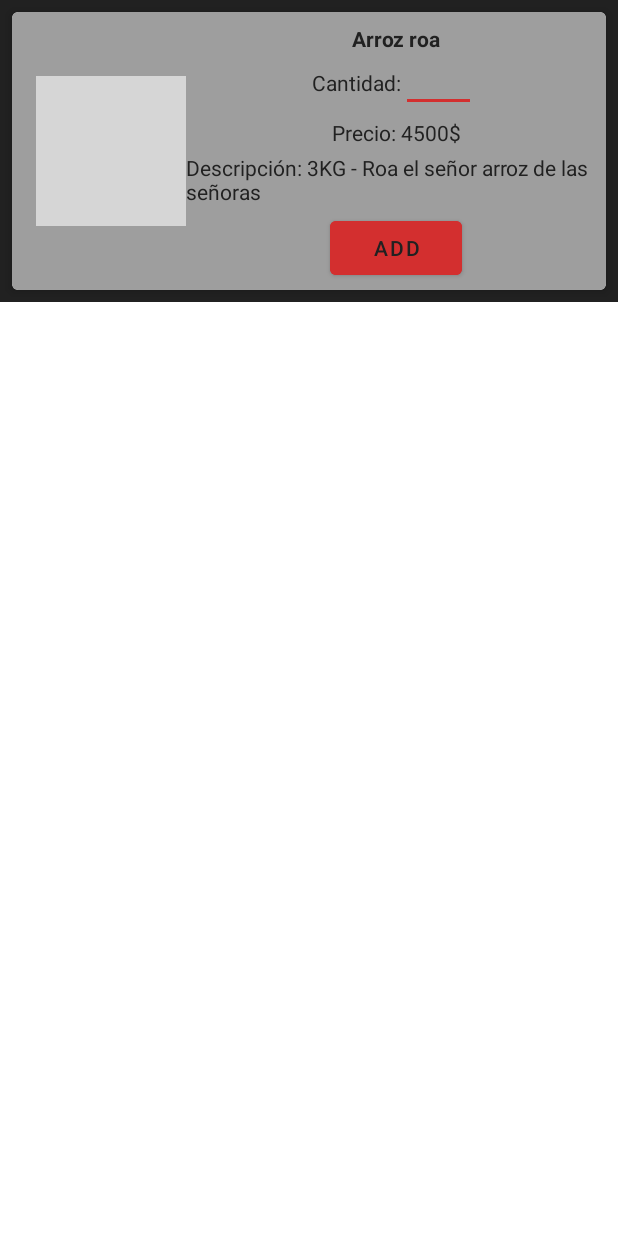
After one commit to jeferson-gallo/AppFinalProject, an Android app: the layout card_view_products_item.xml on its own in the app's theme, with its tools: preview values and no code run, on a phone screen of 412 x 824 dp. The commit adds this screen. Run offline under Robolectric (Android 15) with nearby library versions, the phone set to English and light mode, and no system bars; grey boxes are pictures that could not be loaded.

Commit message:
purchase list was implemented

```diff
--- a/app/build.gradle
+++ b/app/build.gradle
@@ -52,6 +52,9 @@ dependencies {
     implementation 'androidx.navigation:navigation-ui-ktx:2.3.5'
     implementation 'com.google.firebase:firebase-auth-ktx:21.0.1'
     implementation 'com.google.firebase:firebase-firestore-ktx:23.0.3'
+
+    implementation 'com.squareup.picasso:picasso:2.8'
+
     testImplementation 'junit:junit:4.+'
     androidTestImplementation 'androidx.test.ext:junit:1.1.2'
     androidTestImplementation 'androidx.test.espresso:espresso-core:3.3.0'
--- /dev/null
+++ b/app/src/main/res/layout/card_view_products_item.xml
@@ -0,0 +1,123 @@
+<?xml version="1.0" encoding="utf-8"?>
+<androidx.constraintlayout.widget.ConstraintLayout xmlns:android="http://schemas.android.com/apk/res/android"
+    xmlns:app="http://schemas.android.com/apk/res-auto"
+    xmlns:tools="http://schemas.android.com/tools"
+    android:layout_width="match_parent"
+    android:layout_height="wrap_content"
+    android:background="@color/background">
+
+    <androidx.cardview.widget.CardView
+        android:id="@+id/cardView"
+        android:layout_width="0dp"
+        android:layout_height="wrap_content"
+        android:layout_marginStart="8dp"
+        android:layout_marginTop="8dp"
+        android:layout_marginEnd="8dp"
+        android:layout_marginBottom="8dp"
+        app:cardCornerRadius="4dp"
+        app:cardElevation="4dp"
+        app:layout_constraintBottom_toBottomOf="parent"
+        app:layout_constraintEnd_toEndOf="parent"
+        app:layout_constraintStart_toStartOf="parent"
+        app:layout_constraintTop_toTopOf="parent">
+
+        <androidx.constraintlayout.widget.ConstraintLayout
+            android:layout_width="match_parent"
+            android:layout_height="match_parent"
+            android:background="@color/background_layouts"
+            app:layout_constraintEnd_toEndOf="parent"
+            app:layout_constraintStart_toStartOf="parent">
+
+            <ImageView
+                android:id="@+id/product_img_vw"
+                android:layout_width="100dp"
+                android:layout_height="100dp"
+                android:layout_marginStart="16dp"
+                android:layout_marginTop="8dp"
+                android:layout_marginBottom="8dp"
+                app:layout_constraintBottom_toBottomOf="parent"
+                app:layout_constraintStart_toStartOf="parent"
+                app:layout_constraintTop_toTopOf="parent"
+                tools:srcCompat="@tools:sample/avatars" />
+
+            <TextView
+                android:id="@+id/purchase_product_name_tx_vw"
+                android:layout_width="wrap_content"
+                android:layout_height="wrap_content"
+                android:layout_marginTop="8dp"
+                android:text="@string/rice_example"
+                android:textAlignment="center"
+                android:textColor="@color/color_primary"
+                android:textStyle="bold"
+                app:layout_constraintEnd_toEndOf="parent"
+                app:layout_constraintStart_toEndOf="@+id/product_img_vw"
+                app:layout_constraintTop_toTopOf="parent" />
+
+            <TextView
+                android:id="@+id/purchase_amount_tx_vw"
+                android:layout_width="wrap_content"
+                android:layout_height="wrap_content"
+                android:layout_marginTop="10dp"
+                android:text="@string/amount_example"
+                android:textColor="@color/color_primary"
+                app:layout_constraintEnd_toEndOf="parent"
+                app:layout_constraintHorizontal_bias="0.38"
+                app:layout_constraintStart_toEndOf="@+id/product_img_vw"
+                app:layout_constraintTop_toBottomOf="@+id/purchase_product_name_tx_vw" />
+
+            <EditText
+                android:id="@+id/purchase_amount_ed_tx"
+                android:layout_width="50dp"
+                android:layout_height="35dp"
+                android:layout_marginTop="4dp"
+                android:ems="0"
+                android:inputType="number"
+                android:textColor="@color/buttons_color"
+                android:textSize="14sp"
+                app:layout_constraintEnd_toEndOf="parent"
+                app:layout_constraintHorizontal_bias="0.0"
+                app:layout_constraintStart_toEndOf="@+id/purchase_amount_tx_vw"
+                app:layout_constraintTop_toBottomOf="@+id/purchase_product_name_tx_vw"
+                tools:ignore="TouchTargetSizeCheck,SpeakableTextPresentCheck" />
+
+            <TextView
+                android:id="@+id/purchase_cost_tx_vw"
+                android:layout_width="wrap_content"
+                android:layout_height="wrap_content"
+                android:layout_marginTop="4dp"
+                android:text="@string/cost_example"
+                android:textColor="@color/color_primary"
+                app:layout_constraintEnd_toEndOf="parent"
+                app:layout_constraintStart_toEndOf="@+id/product_img_vw"
+                app:layout_constraintTop_toBottomOf="@+id/purchase_amount_ed_tx" />
+
+            <TextView
+                android:id="@+id/purchase_description_tx_vw"
+                android:layout_width="0dp"
+                android:layout_height="wrap_content"
+                android:layout_marginTop="4dp"
+                android:text="@string/description_example"
+                android:textColor="@color/color_primary"
+                app:layout_constraintEnd_toEndOf="parent"
+                app:layout_constraintStart_toEndOf="@+id/product_img_vw"
+                app:layout_constraintTop_toBottomOf="@+id/purchase_cost_tx_vw" />
+
+            <Button
+                android:id="@+id/purchase_add_cart_btt"
+                android:layout_width="wrap_content"
+                android:layout_height="wrap_content"
+                android:layout_marginTop="4dp"
+                android:layout_marginBottom="4dp"
+                android:backgroundTint="@color/buttons_color"
+                android:text="@string/button_add_cart"
+                android:textColor="@color/color_primary"
+                android:textSize="14sp"
+                app:layout_constraintBottom_toBottomOf="parent"
+                app:layout_constraintEnd_toEndOf="parent"
+                app:layout_constraintStart_toEndOf="@+id/product_img_vw"
+                app:layout_constraintTop_toBottomOf="@+id/purchase_description_tx_vw" />
+
+        </androidx.constraintlayout.widget.ConstraintLayout>
+    </androidx.cardview.widget.CardView>
+
+</androidx.constraintlayout.widget.ConstraintLayout>
--- a/app/src/main/res/values/strings.xml
+++ b/app/src/main/res/values/strings.xml
@@ -47,4 +47,10 @@
     <string name="telephone">Número de teléfono</string>
     <string name="input_phone">Ingrese su número de celular:</string>
     <string name="phone">Número de celular</string>
+    <string name="rice_example">Arroz roa</string>
+    <string name="button_add_cart">add</string>
+    <string name="amount_example">Cantidad:</string>
+    <string name="cost_example">Precio: 4500$</string>
+    <string name="description_example">Descripción: 3KG - Roa el señor arroz de las señoras</string>
+    <string name="title_list_purchase">Lista de productos</string>
 </resources>
--- a/app/src/main/res/values/themes.xml
+++ b/app/src/main/res/values/themes.xml
@@ -6,7 +6,7 @@
         <item name="colorPrimaryVariant">@color/up_bar</item>
         <item name="colorOnPrimary">@color/white</item>
         <!-- Secondary brand color. -->
-        <item name="colorSecondary">@color/teal_200</item>
+        <item name="colorSecondary">@color/buttons_color</item>
         <item name="colorSecondaryVariant">@color/teal_700</item>
         <item name="colorOnSecondary">@color/black</item>
         <!-- Status bar color. -->
```
Also changed, not shown: app/src/main/java/com/eljeff/appfinalproject/data/server/ProductServer.kt (added, +10 -0 lines), app/src/main/java/com/eljeff/appfinalproject/ui/purchase/ProductAdapter.kt (added, +60 -0 lines), app/src/main/java/com/eljeff/appfinalproject/ui/purchase/PurchaseFragment.kt (+59 -3 lines), app/src/main/res/layout/activity_main.xml (+4 -5 lines), app/src/main/res/layout/fragment_purchase.xml (+17 -7 lines).
